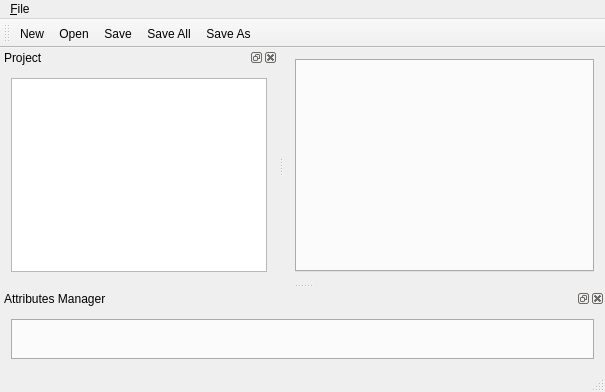
First picture: the form in CDTStudio/mainwindow.ui, repository chenguanzhou/CDTStudio, before the edit.
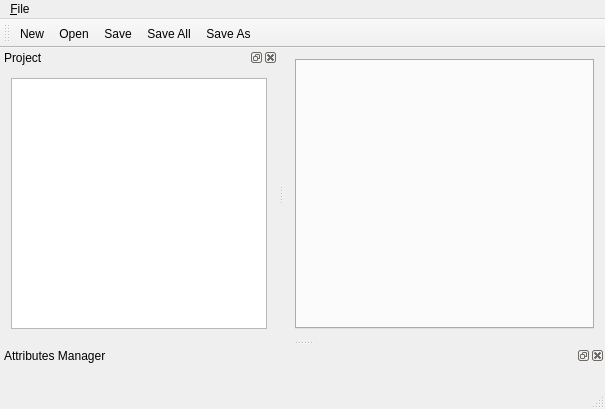
Second picture: the form after the edit. Icons and pictures are not drawn. Custom widgets are drawn as their Qt base class.

```diff
--- a/CDTStudio/mainwindow.ui
+++ b/CDTStudio/mainwindow.ui
@@ -7,7 +7,7 @@
     <x>0</x>
     <y>0</y>
     <width>605</width>
-    <height>392</height>
+    <height>409</height>
    </rect>
   </property>
   <property name="windowTitle">
@@ -89,8 +89,8 @@
        <property name="contextMenuPolicy">
         <enum>Qt::CustomContextMenu</enum>
        </property>
-       <property name="rootIsDecorated">
-        <bool>false</bool>
+       <property name="editTriggers">
+        <set>QAbstractItemView::NoEditTriggers</set>
        </property>
        <property name="animated">
         <bool>true</bool>
@@ -100,7 +100,7 @@
     </layout>
    </widget>
   </widget>
-  <widget class="CDTAttributesDockWidget" name="dockWidgetAttributes">
+  <widget class="QDockWidget" name="dockWidgetAttributes">
    <property name="allowedAreas">
     <set>Qt::BottomDockWidgetArea|Qt::TopDockWidgetArea</set>
    </property>
@@ -113,17 +113,7 @@
    <widget class="QWidget" name="dockWidgetContents_2">
     <layout class="QHBoxLayout" name="horizontalLayoutAttributes">
      <item>
-      <widget class="QTabWidget" name="tabWidgetAttributes">
-       <property name="minimumSize">
-        <size>
-         <width>0</width>
-         <height>40</height>
-        </size>
-       </property>
-       <property name="tabPosition">
-        <enum>QTabWidget::South</enum>
-       </property>
-      </widget>
+      <widget class="CDTAttributesWidget" name="widgetAttributes" native="true"/>
      </item>
     </layout>
    </widget>
@@ -176,11 +166,6 @@
     <string>&amp;Save As</string>
    </property>
   </action>
-  <action name="actionGenerate_Attributes">
-   <property name="text">
-    <string>Generate Attributes</string>
-   </property>
-  </action>
   <zorder>dockWidgetAttributes</zorder>
   <zorder>dockWidgetProject</zorder>
  </widget>
@@ -193,9 +178,9 @@
    <container>1</container>
   </customwidget>
   <customwidget>
-   <class>CDTAttributesDockWidget</class>
-   <extends>QDockWidget</extends>
-   <header>cdtattributesdockwidget.h</header>
+   <class>CDTAttributesWidget</class>
+   <extends>QWidget</extends>
+   <header>cdtattributeswidget.h</header>
    <container>1</container>
   </customwidget>
  </customwidgets>
```
